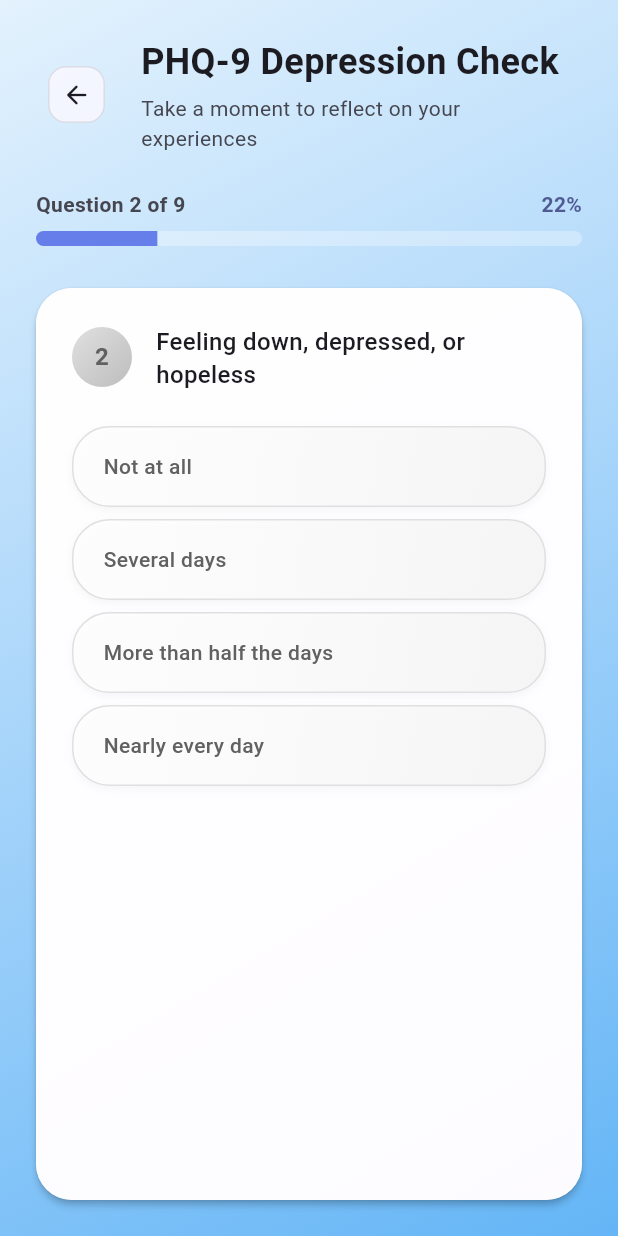
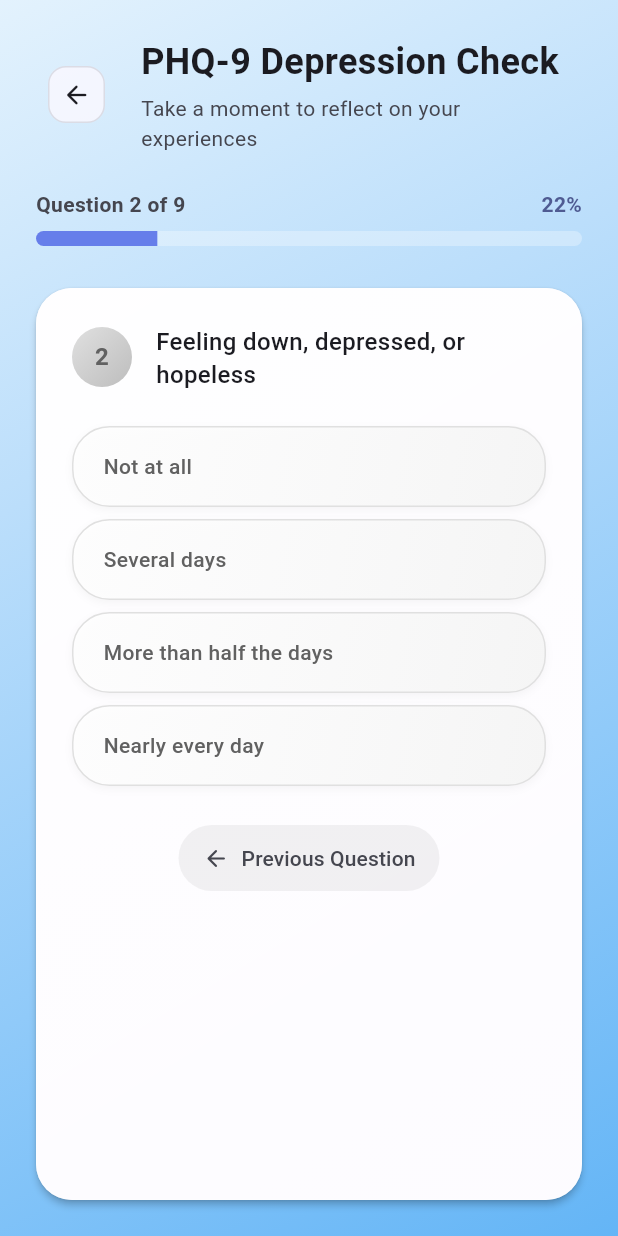
Before and after one commit to Pradnyil31/Clarity-Mental-Health-Detector, a Flutter app: the AssessmentScreen screen opened directly, swiped to page 2, on a phone screen of 412 x 824 dp. Run offline on Flutter 3.47's test engine with Material 3 defaults, Android fonts, the phone set to English and light mode, and no system bars; our stand-ins replace cloud_firestore, connectivity_plus, dio, file_picker, firebase_auth, firebase_core and 7 more; accounts and stored records are empty.

Commit message:
feat: implement assessment screen with question loading, navigation, and submission capabilities.

```diff
--- a/lib/screens/assessment_screen.dart
+++ b/lib/screens/assessment_screen.dart
@@ -48,7 +48,11 @@ class _AssessmentScreenState extends ConsumerState<AssessmentScreen>
     return list;
   }
 
+  bool _isSubmitting = false;
+
   void _nextQuestion() {
+    if (_isSubmitting) return;
+
     if (_currentQuestionIndex < _answers.length - 1) {
       _pageController.nextPage(
         duration: const Duration(milliseconds: 300),
@@ -60,6 +64,8 @@ class _AssessmentScreenState extends ConsumerState<AssessmentScreen>
   }
 
   void _previousQuestion() {
+    if (_isSubmitting) return;
+
     if (_currentQuestionIndex > 0) {
       _pageController.previousPage(
         duration: const Duration(milliseconds: 300),
@@ -105,9 +111,11 @@ class _AssessmentScreenState extends ConsumerState<AssessmentScreen>
               }
               final questions = snapshot.data!;
               return PopScope(
-                canPop: false,
+                // Allow popping only if we are on the first question
+                canPop: _currentQuestionIndex == 0,
                 onPopInvokedWithResult: (didPop, result) {
-                  if (didPop) return;
+                  if (didPop || _isSubmitting) return;
+                  // If we didn't pop (meaning index > 0), go to previous question
                   _previousQuestion();
                 },
                 child: Column(
@@ -541,6 +549,38 @@ class _AssessmentScreenState extends ConsumerState<AssessmentScreen>
                     );
                   }).toList(),
                 ),
+                if (index > 0) ...[
+                  const SizedBox(height: 16),
+                  Center(
+                    child: TextButton.icon(
+                      onPressed: _previousQuestion,
+                      icon: Icon(
+                        Icons.arrow_back_rounded,
+                        size: 18,
+                        color: scheme.onSurfaceVariant,
+                      ),
+                      label: Text(
+                        'Previous Question',
+                        style: TextStyle(
+                          color: scheme.onSurfaceVariant,
+                          fontWeight: FontWeight.w500,
+                        ),
+                      ),
+                      style: TextButton.styleFrom(
+                        padding: const EdgeInsets.symmetric(
+                          horizontal: 16,
+                          vertical: 12,
+                        ),
+                        backgroundColor: isDark
+                            ? Colors.white.withValues(alpha: 0.05)
+                            : Colors.black.withValues(alpha: 0.05),
+                        shape: RoundedRectangleBorder(
+                          borderRadius: BorderRadius.circular(30),
+                        ),
+                      ),
+                    ),
+                  ),
+                ],
               ],
             ),
           ),
@@ -549,15 +589,29 @@ class _AssessmentScreenState extends ConsumerState<AssessmentScreen>
     );
   }
 
+  Future<void> _submitAssessment() async {
+    if (_isSubmitting) return;
 
+    // Set submitting flag immediately to prevent multiple calls
+    _isSubmitting = true;
 
-  Future<void> _submitAssessment() async {
     final answers = _answers.cast<int>();
     final result = AssessmentScoring.score(widget.kind, answers);
     final userId = ref.read(currentUserIdProvider);
 
+    // Show dialog immediately for smooth UX
+    if (mounted) {
+      showDialog(
+        context: context,
+        builder: (ctx) => _buildResultDialog(ctx, result),
+      ).then((_) {
+        // Reset submitting flag when dialog is closed (if we want to allow re-submission or navigation)
+        // Note: Usually we navigate away after this dialog, so it might not matter
+      });
+    }
+
+    // Perform database operations in background
     try {
-      // Save assessment result using the state provider
       if (userId != null) {
         await ref
             .read(assessmentStateProvider.notifier)
@@ -565,27 +619,17 @@ class _AssessmentScreenState extends ConsumerState<AssessmentScreen>
       }
 
       // Record mood using the normalized score from the assessment result
-      // This ensures 1:1 synchronization between Assessment Score (0-100) and Mood Tracker
       await ref.read(moodTrackerProvider.notifier).recordToday(
         result.normalizedScore,
         factors: ['Assessment'],
       );
-
-      if (mounted) {
-        showDialog(
-          context: context,
-          builder: (ctx) => _buildResultDialog(ctx, result),
-        );
-      }
     } catch (e) {
-      if (mounted) {
-        ScaffoldMessenger.of(context).showSnackBar(
-          SnackBar(
-            content: Text('Failed to save assessment: $e'),
-            backgroundColor: Colors.red,
-          ),
-        );
-      }
+      // If saving fails, we might want to notify user or retry silenty
+      // key thing is not to block the UI transition
+      debugPrint('Error saving assessment result: $e');
+    } finally {
+       // Optional: reset if you want to allow retry on error without closing dialog?
+       // _isSubmitting = false;
     }
   }
 
```
